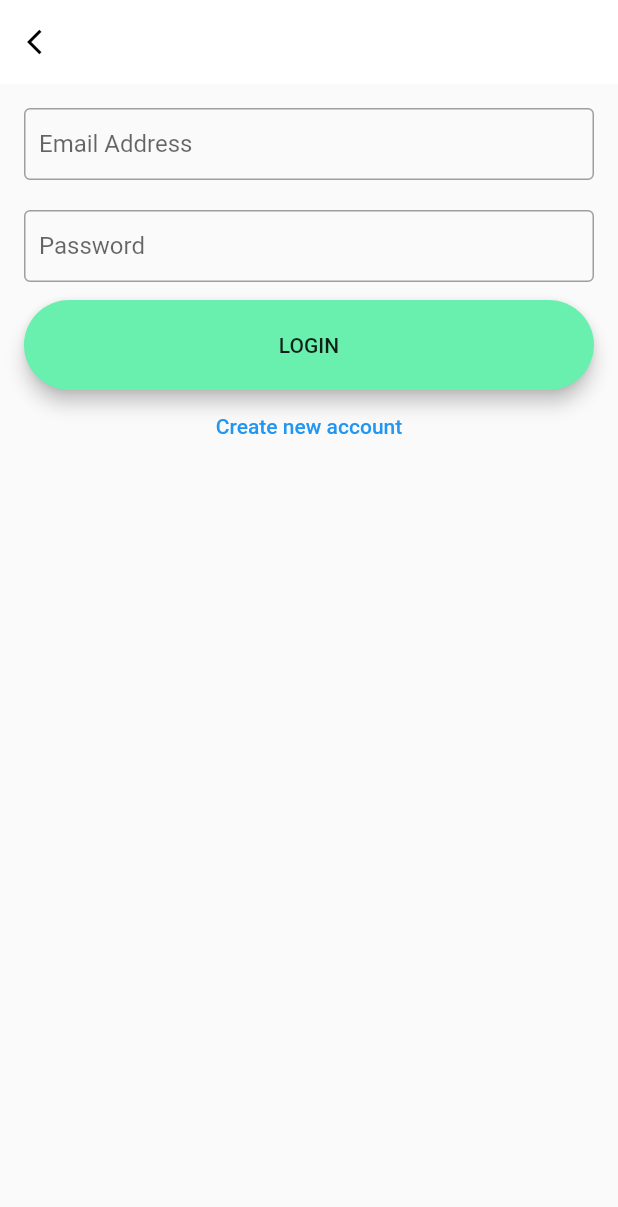
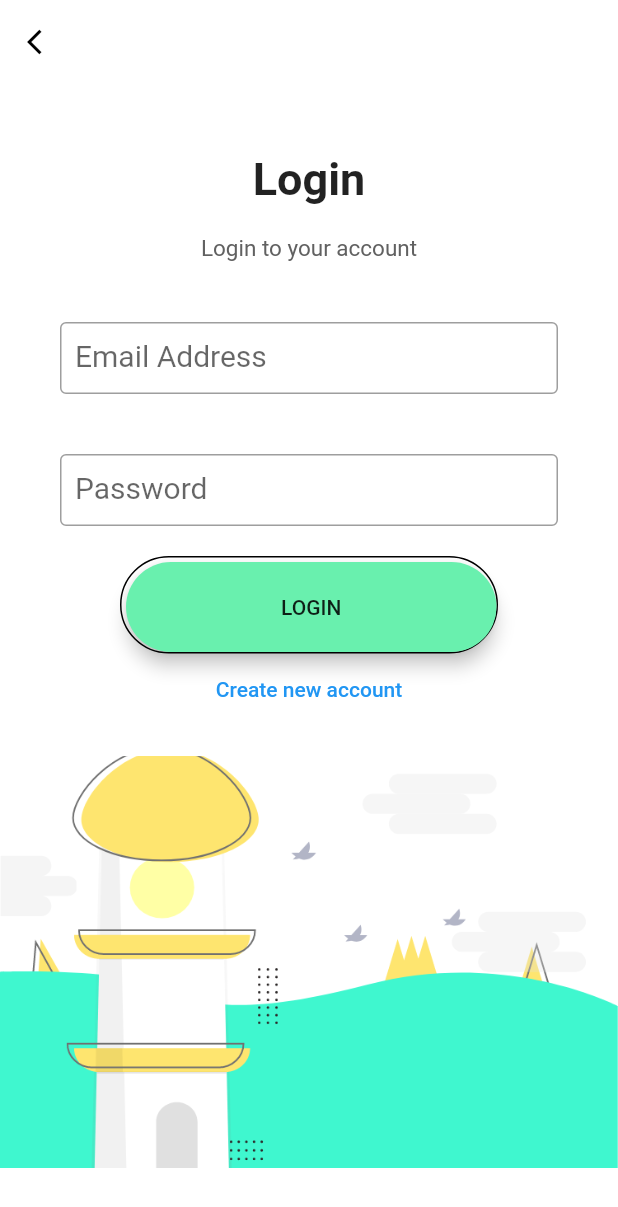
Before and after one commit to rohitranjan753/swapify, a Flutter app: the screen it shows after launch, on a phone screen of 412 x 824 dp. Shown: the top 1207 px of the screen. Run offline on Flutter 3.47's test engine with Material 2 defaults, Android fonts, the phone set to English and light mode, and no system bars; our stand-ins replace cloud_firestore, firebase_auth, firebase_core, firebase_storage, font_awesome_flutter, google_fonts and 3 more; accounts and stored records are empty.

Commit message:
final change in login

```diff
--- a/lib/Login_Signup_New/login_screen.dart
+++ b/lib/Login_Signup_New/login_screen.dart
@@ -20,7 +20,11 @@ class _LoginPageState extends State<LoginPage> {
           onPressed: () {
             Navigator.pop(context);
           },
-          icon: Icon(Icons.arrow_back_ios, size: 20, color: Colors.black,),
+          icon: Icon(
+            Icons.arrow_back_ios,
+            size: 20,
+            color: Colors.black,
+          ),
         ),
       ),
       body: Container(
@@ -34,21 +38,26 @@ class _LoginPageState extends State<LoginPage> {
                 mainAxisAlignment: MainAxisAlignment.spaceEvenly,
                 children: <Widget>[
                   Column(
-                    children: <Widget>[Text("Login", style: TextStyle(
-                          fontSize: 30,
-                          fontWeight: FontWeight.bold
-                      ),),
-                      SizedBox(height: 20,),
-                      Text("Login to your account", style: TextStyle(
-                          fontSize: 15,
-                          color: Colors.grey[700]
-                      ),),
+                    children: <Widget>[
+                      Text(
+                        "Login",
+                        style: TextStyle(
+                            fontSize: 30, fontWeight: FontWeight.bold),
+                      ),
+                      SizedBox(
+                        height: 20,
+                      ),
+                      Text(
+                        "Login to your account",
+                        style: TextStyle(fontSize: 15, color: Colors.grey[700]),
+                      ),
                     ],
                   ),
                   Padding(
                     padding: EdgeInsets.symmetric(horizontal: 40),
                     child: Column(
-                      children: <Widget>[makeInput(label: "Email"),
+                      children: <Widget>[
+                        makeInput(label: "Email"),
                         makeInput(label: "Password", obscureText: true),
                       ],
                     ),
@@ -64,7 +73,7 @@ class _LoginPageState extends State<LoginPage> {
                             top: BorderSide(color: Colors.black),
                             left: BorderSide(color: Colors.black),
                             right: BorderSide(color: Colors.black),
-                          )
+                          ),
                       ),
                       child: MaterialButton(
                         minWidth: double.infinity,
@@ -73,25 +82,31 @@ class _LoginPageState extends State<LoginPage> {
                         color: Colors.greenAccent,
                         elevation: 0,
                         shape: RoundedRectangleBorder(
-                            borderRadius: BorderRadius.circular(50)
+                            borderRadius: BorderRadius.circular(50)),
+                        child: Text(
+                          "Login",
+                          style: TextStyle(
+                              fontWeight: FontWeight.w600, fontSize: 18),
                         ),
-                        child: Text("Login", style: TextStyle(
-                            fontWeight: FontWeight.w600,
-                            fontSize: 18
-                        ),),
                       ),
-                  ),),
+                    ),
+                  ),
                   Row(
                     mainAxisAlignment: MainAxisAlignment.center,
                     children: <Widget>[
                       Text("Don't have an account?"),
                       GestureDetector(
-                        onTap: (){
-                          Navigator.push(context, MaterialPageRoute(builder: (context)=>SignupPage()));
+                        onTap: () {
+                          Navigator.push(
+                              context,
+                              MaterialPageRoute(
+                                  builder: (context) => SignupPage()));
                         },
-                        child: Text("Sign up", style: TextStyle(
-                            fontWeight: FontWeight.w600, fontSize: 18
-                        ),),
+                        child: Text(
+                          "Sign up",
+                          style: TextStyle(
+                              fontWeight: FontWeight.w600, fontSize: 18),
+                        ),
                       ),
                     ],
                   )
@@ -103,9 +118,7 @@ class _LoginPageState extends State<LoginPage> {
               decoration: BoxDecoration(
                   image: DecorationImage(
                       image: AssetImage('assets/background.png'),
-                      fit: BoxFit.cover
-                  )
-              ),
+                      fit: BoxFit.cover)),
             )
           ],
         ),
@@ -117,25 +130,27 @@ class _LoginPageState extends State<LoginPage> {
     return Column(
       crossAxisAlignment: CrossAxisAlignment.start,
       children: <Widget>[
-        Text(label, style: TextStyle(
-            fontSize: 15,
-            fontWeight: FontWeight.w400,
-            color: Colors.black87
-        ),),
-        SizedBox(height: 5,),
+        Text(
+          label,
+          style: TextStyle(
+              fontSize: 15, fontWeight: FontWeight.w400, color: Colors.black87),
+        ),
+        SizedBox(
+          height: 5,
+        ),
         TextField(
           obscureText: obscureText,
           decoration: InputDecoration(
             contentPadding: EdgeInsets.symmetric(vertical: 0, horizontal: 10),
-            enabledBorder: OutlineInputBorder(
-                borderSide: BorderSide(color: Colors.grey)
-            ),
-            border: OutlineInputBorder(
-                borderSide: BorderSide(color: Colors.grey)
-            ),
+            enabledBorder:
+                OutlineInputBorder(borderSide: BorderSide(color: Colors.grey)),
+            border:
+                OutlineInputBorder(borderSide: BorderSide(color: Colors.grey)),
           ),
         ),
-        SizedBox(height: 30,),
+        SizedBox(
+          height: 30,
+        ),
       ],
     );
   }
--- a/lib/authMainScreen/auth_form.dart
+++ b/lib/authMainScreen/auth_form.dart
@@ -63,6 +63,7 @@ class _AuthFormState extends State<AuthForm> {
   @override
   Widget build(BuildContext context) {
     return Scaffold(
+      backgroundColor: Colors.white,
       appBar: AppBar(
         elevation: 0,
         backgroundColor: Colors.white,
@@ -70,25 +71,52 @@ class _AuthFormState extends State<AuthForm> {
           onPressed: () {
             Navigator.pop(context);
           },
-          icon: Icon(Icons.arrow_back_ios, size: 20, color: Colors.black,),
+          icon: Icon(
+            Icons.arrow_back_ios,
+            size: 20,
+            color: Colors.black,
           ),
         ),
-      body: SingleChildScrollView(
-        child: Container(
-          child: Padding(
-            padding: EdgeInsets.all(16),
+      ),
+      body: Center(
+
+        child: SingleChildScrollView(
+          child: Column(
+            mainAxisAlignment: MainAxisAlignment.spaceBetween,
+            children: [
+              if(_isLogin)
+                Column(
+                  children: <Widget>[
+                    Text(
+                      "Login",
+                      style: TextStyle(
+                          fontSize: 30, fontWeight: FontWeight.bold),
+                    ),
+                    SizedBox(
+                      height: 20,
+                    ),
+                    Text(
+                      "Login to your account",
+                      style: TextStyle(fontSize: 15, color: Colors.grey[700]),
+                    ),
+                  ],
+                ),
+
+              SizedBox(height: 40,),
+              Padding(
+                padding: EdgeInsets.symmetric(horizontal: 40),
                 child: Form(
                   key: _formKey,
                   child: Column(
-                mainAxisAlignment: MainAxisAlignment.spaceEvenly,
+                    mainAxisSize: MainAxisSize.min,
                     children: [
                       // if (!_isLogin) UserImagePicker(_pickedImage),
                       TextFormField(
+                        style:TextStyle(fontSize: 20),
                         key: ValueKey('email'),
                         autocorrect: false,
                         textCapitalization: TextCapitalization.none,
                         enableSuggestions: false,
-
                         validator: (value) {
                           if (value!.isEmpty || value.contains('*')) {
                             return 'Pleas enter valid email address';
@@ -97,21 +125,26 @@ class _AuthFormState extends State<AuthForm> {
                           }
                         },
                         keyboardType: TextInputType.emailAddress,
-                    decoration: InputDecoration(labelText: "Email Address",
-                      contentPadding: EdgeInsets.symmetric(vertical: 0, horizontal: 10),
+                        decoration: InputDecoration(
+
+                          labelText: "Email Address",
+                          contentPadding:
+                              EdgeInsets.symmetric(vertical: 0, horizontal: 10),
                           enabledBorder: OutlineInputBorder(
-                          borderSide: BorderSide(color: Colors.grey)
+                              borderSide: BorderSide(color: Colors.grey)),
+                          border: OutlineInputBorder(
+                              borderSide: BorderSide(color: Colors.grey)),
                         ),
-                      border: OutlineInputBorder(
-                          borderSide: BorderSide(color: Colors.grey)
-                      ),),
                         onSaved: (value) {
                           _userEmail = value!;
                         },
                       ),
-                  SizedBox(height: 10,),
+                      SizedBox(
+                        height: 20,
+                      ),
                       if (!_isLogin)
                         TextFormField(
+                          style:TextStyle(fontSize: 20),
                           key: ValueKey('username'),
                           autocorrect: true,
                           textCapitalization: TextCapitalization.words,
@@ -123,20 +156,24 @@ class _AuthFormState extends State<AuthForm> {
                               return null;
                             }
                           },
-                      decoration: InputDecoration(labelText: "Username",
-                        contentPadding: EdgeInsets.symmetric(vertical: 0, horizontal: 10),
+                          decoration: InputDecoration(
+                            labelText: "Username",
+                            contentPadding: EdgeInsets.symmetric(
+                                vertical: 0, horizontal: 10),
                             enabledBorder: OutlineInputBorder(
-                            borderSide: BorderSide(color: Colors.grey)
+                                borderSide: BorderSide(color: Colors.grey)),
+                            border: OutlineInputBorder(
+                                borderSide: BorderSide(color: Colors.grey)),
                           ),
-                        border: OutlineInputBorder(
-                            borderSide: BorderSide(color: Colors.grey)
-                        ),),
                           onSaved: (value) {
                             _userName = value!;
                           },
                         ),
-                  SizedBox(height: 10,),
+                      SizedBox(
+                        height: 20,
+                      ),
                       TextFormField(
+                        style:TextStyle(fontSize: 20),
                         key: ValueKey('password'),
                         validator: (value) {
                           if (value!.isEmpty || value.length < 7) {
@@ -145,34 +182,49 @@ class _AuthFormState extends State<AuthForm> {
                             return null;
                           }
                         },
-                    decoration: InputDecoration(labelText: "Password",
-                      contentPadding: EdgeInsets.symmetric(vertical: 0, horizontal: 10),
+                        decoration: InputDecoration(
+                          labelText: "Password",
+                          contentPadding:
+                              EdgeInsets.symmetric(vertical: 0, horizontal: 10),
                           enabledBorder: OutlineInputBorder(
-                          borderSide: BorderSide(color: Colors.grey)
+                              borderSide: BorderSide(color: Colors.grey)),
+                          border: OutlineInputBorder(
+                              borderSide: BorderSide(color: Colors.grey)),
                         ),
-                      border: OutlineInputBorder(
-                          borderSide: BorderSide(color: Colors.grey)
-                      ),),
                         obscureText: true,
                         onSaved: (value) {
                           _userPass = value!;
                         },
                       ),
                       SizedBox(
-                    height: 12,
+                        height: 20,
                       ),
                       if (widget.isLoading) CircularProgressIndicator(),
                       if (!widget.isLoading)
-                    MaterialButton(
+                        Padding(
+                          padding: EdgeInsets.symmetric(horizontal: 40),
+                          child: Container(
+                            padding: EdgeInsets.only(top: 3, left: 3),
+                            decoration: BoxDecoration(
+                              borderRadius: BorderRadius.circular(50),
+                              border: Border(
+                                bottom: BorderSide(color: Colors.black),
+                                top: BorderSide(color: Colors.black),
+                                left: BorderSide(color: Colors.black),
+                                right: BorderSide(color: Colors.black),
+                              ),
+                            ),
+                            child: MaterialButton(
                               minWidth: double.infinity,
                               height: 60,
                               color: Colors.greenAccent,
                               elevation: 5,
                               shape: RoundedRectangleBorder(
-                          borderRadius: BorderRadius.circular(50)
-                      ),
+                                  borderRadius: BorderRadius.circular(50)),
                               onPressed: _trySubmit,
                               child: Text(_isLogin ? "LOGIN" : 'SIGNUP'),
+                            ),
+                          ),
                         ),
                       if (!widget.isLoading)
                         FlatButton(
@@ -190,10 +242,20 @@ class _AuthFormState extends State<AuthForm> {
                   ),
                 ),
               ),
+              SizedBox(
+                height: 20,
               ),
-
+              Container(
+                height: MediaQuery.of(context).size.height / 3,
+                decoration: BoxDecoration(
+                    image: DecorationImage(
+                        image: AssetImage('assets/background.png'),
+                        fit: BoxFit.cover)),
               ),
-
+            ],
+          ),
+        ),
+      ),
     );
   }
 }
```
Lines whose indentation alone changed are shown as unchanged.
